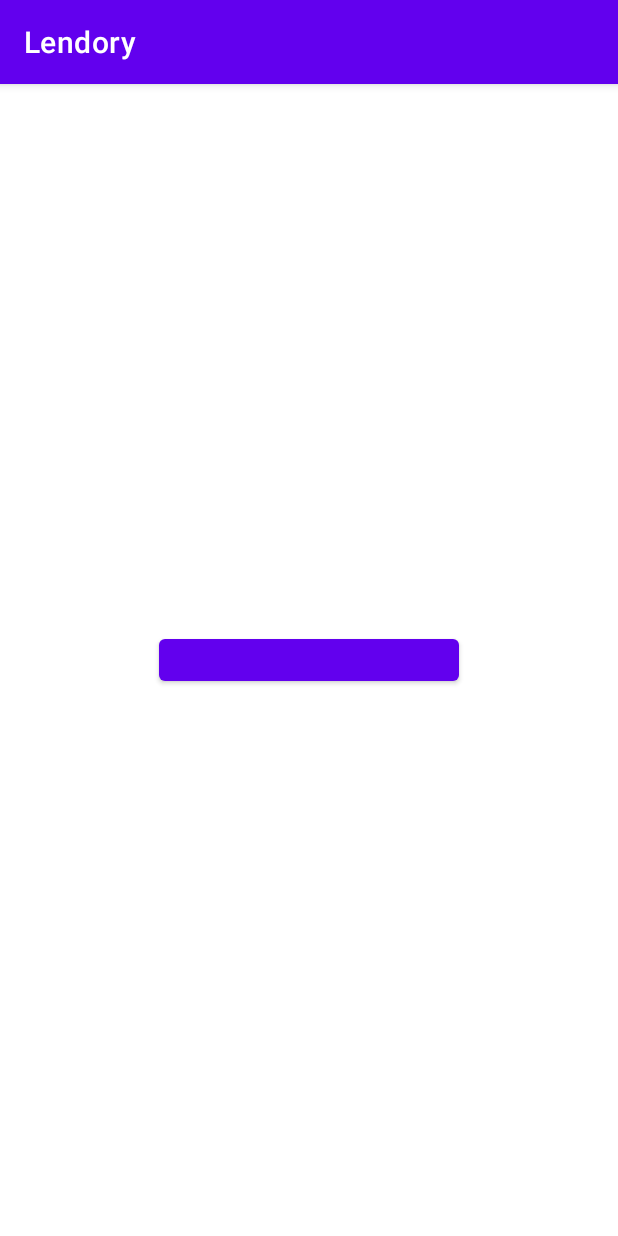
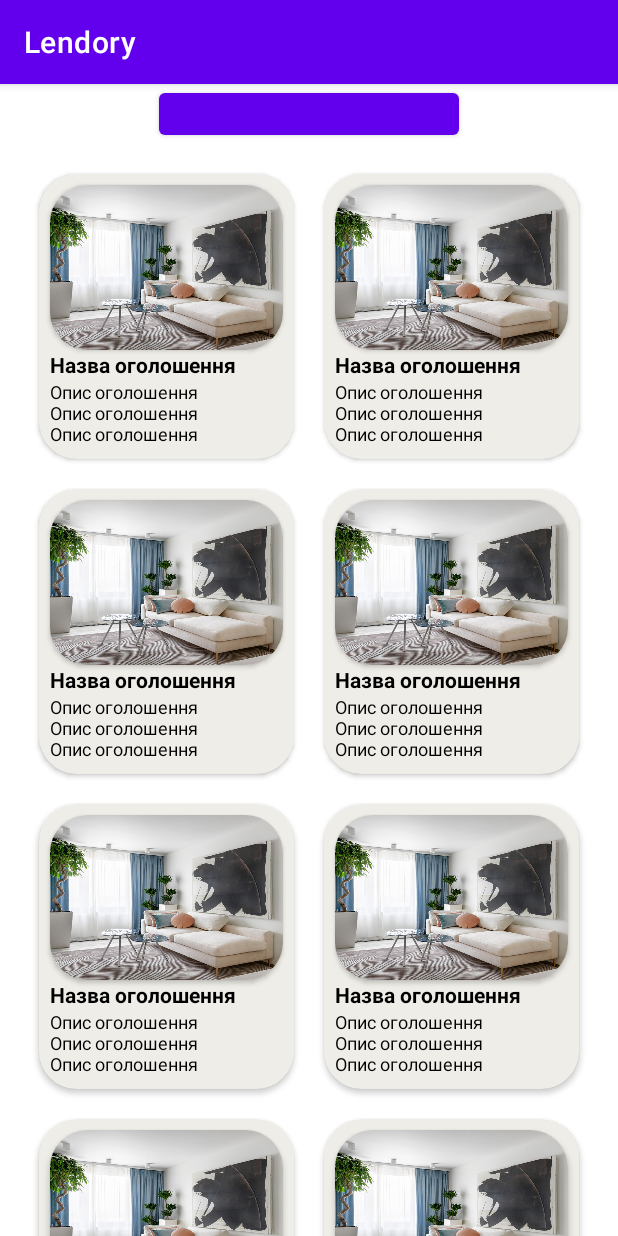
Before and after one commit to OrestPalii/Lendory, an Android app: the screen it shows after launch (MainActivity), after a tap on an icon or button, on a phone screen of 412 x 824 dp. Run offline under Robolectric (Android 15) with nearby library versions, the phone set to English and light mode, and no system bars; our stand-ins replace Firebase (no records; nobody signed in at launch, a user with empty details on screens opened directly).

Commit message:
recycler

```diff
--- a/app/src/main/java/com/quaice/lendory/MainActivity.java
+++ b/app/src/main/java/com/quaice/lendory/MainActivity.java
@@ -4,10 +4,15 @@ import static android.content.ContentValues.TAG;
 
 import androidx.annotation.NonNull;
 import androidx.appcompat.app.AppCompatActivity;
+import androidx.recyclerview.widget.GridLayoutManager;
+import androidx.recyclerview.widget.RecyclerView;
 
+import android.content.Context;
 import android.os.Bundle;
 import android.util.Log;
+import android.view.LayoutInflater;
 import android.view.View;
+import android.view.ViewGroup;
 import android.widget.Button;
 import android.widget.Toast;
 
@@ -30,12 +35,22 @@ public class MainActivity extends AppCompatActivity {
             @Override
             public void onClick(View view) {
                 FirebaseDatabase database = FirebaseDatabase.getInstance("https://lendory-b5d8b-default-rtdb.firebaseio.com/");
-                DatabaseReference myRef = database.getReference("message");
-                Adv cur = new Adv("house", "first try");
+                DatabaseReference myRef = database.getReference("message12");
+                Adv cur = new Adv("Maksim", "first try");
                 myRef.setValue(cur);
 
             }
         });
 
+        String[] data = {"1", "2", "3", "4", "5", "6", "7", "8", "9", "10", "11", "12", "13", "14", "15", "16", "17", "18", "19", "20", "21", "22", "23", "24", "25", "26", "27", "28", "29", "30", "31", "32", "33", "34", "35", "36", "37", "38", "39", "40", "41", "42", "43", "44", "45", "46", "47", "48"};
+
+        // set up the RecyclerView
+        RecyclerView recyclerView = findViewById(R.id.recycler);
+        int numberOfColumns = 2;
+        recyclerView.setLayoutManager(new GridLayoutManager(this, numberOfColumns));
+        MyRecyclerViewAdapter  adapter = new MyRecyclerViewAdapter(this, data);
+        //adapter.setClickListener(this);
+        recyclerView.setAdapter(adapter);
+
     }
 }
--- /dev/null
+++ b/app/src/main/java/com/quaice/lendory/MyRecyclerViewAdapter.java
@@ -0,0 +1,69 @@
+package com.quaice.lendory;
+
+import android.content.Context;
+import android.view.LayoutInflater;
+import android.view.View;
+import android.view.ViewGroup;
+
+import androidx.annotation.NonNull;
+import androidx.recyclerview.widget.RecyclerView;
+
+public class MyRecyclerViewAdapter extends RecyclerView.Adapter<MyRecyclerViewAdapter.ViewHolder> {
+
+    private String[] mData;
+    private LayoutInflater mInflater;
+    private ItemClickListener mClickListener;
+
+    // data is passed into the constructor
+    MyRecyclerViewAdapter(Context context, String[] data) {
+        this.mInflater = LayoutInflater.from(context);
+        this.mData = data;
+    }
+
+    // inflates the cell layout from xml when needed
+    @Override
+    @NonNull
+    public ViewHolder onCreateViewHolder(@NonNull ViewGroup parent, int viewType) {
+        View view = mInflater.inflate(R.layout.recycle_item, parent, false);
+        return new ViewHolder(view);
+    }
+
+    // binds the data to the TextView in each cell
+    @Override
+    public void onBindViewHolder(@NonNull ViewHolder holder, int position) {
+        //holder.myTextView.setText(mData[position]);
+    }
+
+    // total number of cells
+    @Override
+    public int getItemCount() {
+        return mData.length;
+    }
+
+
+    // stores and recycles views as they are scrolled off screen
+    public class ViewHolder extends RecyclerView.ViewHolder implements View.OnClickListener {
+        //TextView myTextView;
+
+        ViewHolder(View itemView) {
+            super(itemView);
+            //myTextView = itemView.findViewById(R.id.info_text);
+            itemView.setOnClickListener(this);
+        }
+
+        @Override
+        public void onClick(View view) {
+            if (mClickListener != null) mClickListener.onItemClick(view, getAdapterPosition());
+        }
+    }
+
+    // allows clicks events to be caught
+    void setClickListener(ItemClickListener itemClickListener) {
+        this.mClickListener = itemClickListener;
+    }
+
+    // parent activity will implement this method to respond to click events
+    public interface ItemClickListener {
+        void onItemClick(View view, int position);
+    }
+}
--- a/app/src/main/res/layout/activity_main.xml
+++ b/app/src/main/res/layout/activity_main.xml
@@ -10,6 +10,18 @@
         android:id="@+id/sender"
         android:layout_width="200dp"
         android:layout_height="40dp"
-        android:layout_centerInParent="true"></Button>
+        android:layout_centerHorizontal="true"></Button>
+    <androidx.recyclerview.widget.RecyclerView
+        android:id="@+id/recycler"
+        android:layout_centerHorizontal="true"
+        android:layout_width="wrap_content"
+        android:layout_height="match_parent"
+        android:layout_marginTop="50dp"
+        app:layoutManager="androidx.recyclerview.widget.GridLayoutManager"
+        app:layout_constraintBottom_toBottomOf="parent"
+        app:layout_constraintEnd_toEndOf="parent"
+        app:layout_constraintStart_toStartOf="parent"
+        app:layout_constraintTop_toTopOf="parent"
+        app:spanCount="2"></androidx.recyclerview.widget.RecyclerView>
 
 </RelativeLayout>
--- a/app/src/main/res/layout/recycle_item.xml
+++ b/app/src/main/res/layout/recycle_item.xml
@@ -1,13 +1,15 @@
 <?xml version="1.0" encoding="utf-8"?>
 <RelativeLayout xmlns:android="http://schemas.android.com/apk/res/android"
     xmlns:tools="http://schemas.android.com/tools"
-    android:layout_width="match_parent"
-    android:layout_height="match_parent"
+    android:layout_width="wrap_content"
+    android:layout_height="wrap_content"
     xmlns:app="http://schemas.android.com/apk/res-auto"
-    android:background="@color/black">
+    android:layout_centerInParent="true"
+    android:orientation="vertical">
     <androidx.cardview.widget.CardView
-        android:layout_width="300dp"
-        android:layout_height="300dp"
+        android:layout_margin="10dp"
+        android:layout_width="170dp"
+        android:layout_height="190dp"
         android:layout_centerInParent="true"
         app:cardCornerRadius="25dp"
         app:cardBackgroundColor="#EEEDE7">
@@ -16,9 +18,9 @@
             android:layout_height="match_parent">
             <androidx.cardview.widget.CardView
                 android:layout_width="match_parent"
-                android:layout_height="200dp"
+                android:layout_height="110dp"
                 android:layout_centerHorizontal="true"
-                android:layout_margin="10dp"
+                android:layout_margin="7dp"
                 app:cardCornerRadius="25dp"
                 app:cardBackgroundColor="#EEEDE7">
                 <ImageView
@@ -31,21 +33,22 @@
                 android:layout_width="match_parent"
                 android:layout_height="wrap_content"
                 android:text="Назва оголошення"
-                android:layout_marginTop="220dp"
-                android:layout_marginLeft="20dp"
-                android:layout_marginRight="20dp"
+                android:layout_marginTop="117dp"
+                android:layout_marginLeft="7dp"
+                android:layout_marginRight="7dp"
                 android:textColor="@color/black"
                 android:textStyle="bold"
-                android:textSize="16dp"></TextView>
+                android:textSize="14dp"></TextView>
             <TextView
                 android:layout_below="@+id/name"
                 android:layout_width="match_parent"
                 android:layout_height="wrap_content"
                 android:text="Опис оголошення Опис оголошення Опис оголошення Опис оголошення Опис оголошенняОпис оголошення"
-                android:layout_marginLeft="20dp"
-                android:layout_marginRight="20dp"
+                android:layout_marginLeft="7dp"
+                android:layout_marginRight="7dp"
+                android:layout_marginBottom="7dp"
                 android:textColor="@color/black"
-                android:textSize="14dp"></TextView>
+                android:textSize="12dp"></TextView>
         </RelativeLayout>
     </androidx.cardview.widget.CardView>
 </RelativeLayout>
```
